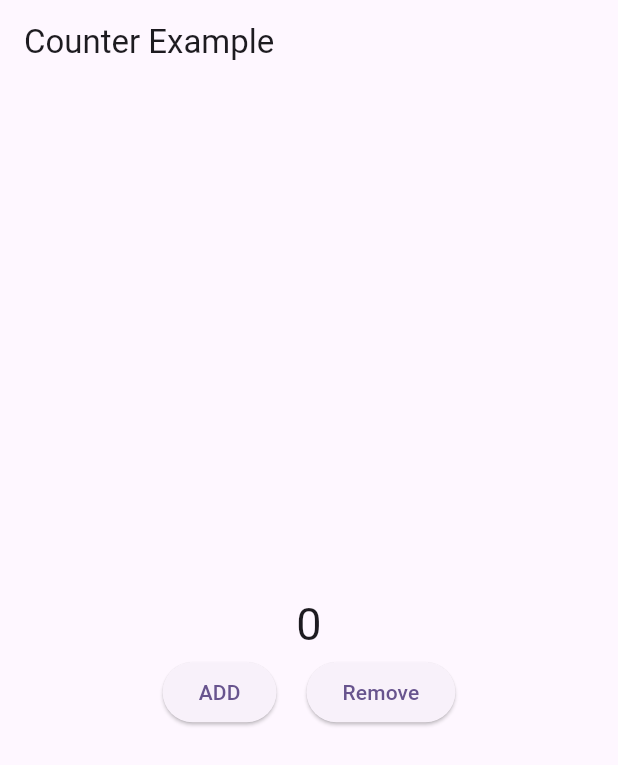
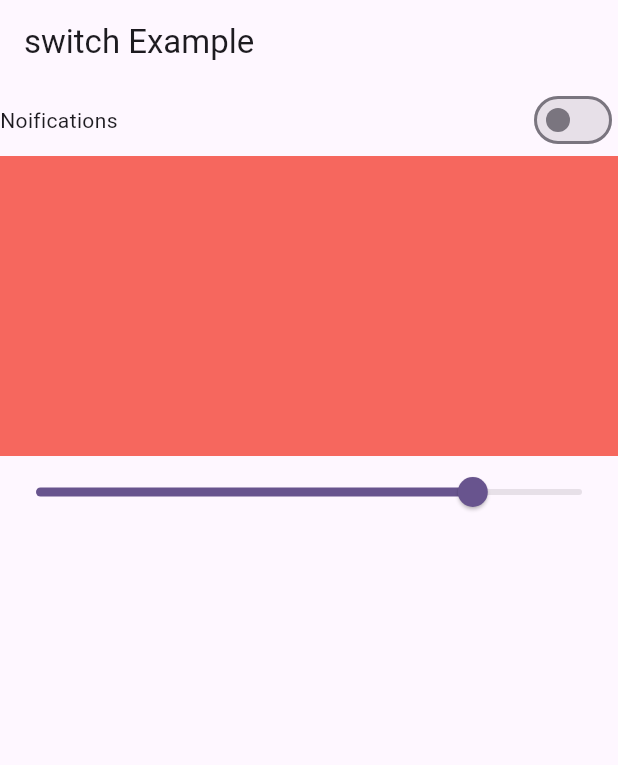
Before and after one commit to saadmomand6/Bloc, a Flutter app: the screen it shows after launch, on a phone screen of 412 x 824 dp. Shown: the top 765 px of the screen. Run offline on Flutter 3.47's test engine with Material 3 defaults, Android fonts, the phone set to English and light mode, and no system bars; our stand-ins replace bloc, equatable, flutter_bloc.

```diff
--- /dev/null
+++ b/lib/View/switch_example.dart
@@ -0,0 +1,60 @@
+import 'package:bloc_practice/bloc/switch/switch_bloc.dart';
+import 'package:bloc_practice/bloc/switch/switch_event.dart';
+import 'package:bloc_practice/bloc/switch/switch_state.dart';
+import 'package:flutter/material.dart';
+import 'package:flutter_bloc/flutter_bloc.dart';
+
+class SwitchExample extends StatelessWidget {
+  const SwitchExample({super.key});
+
+  @override
+  Widget build(BuildContext context) {
+    return Scaffold(
+      appBar: AppBar(
+        title: Text('switch Example'),
+      ),
+      body: Column(
+        children: [
+          Row(
+            mainAxisAlignment: MainAxisAlignment.spaceBetween,
+            children: [
+              Text('Noifications'),
+              BlocBuilder<SwitchBloc, SwitchState>(
+                buildWhen: (previous, current) => previous.switchvalue != current.switchvalue,
+                builder: (context, state) {
+                  print("swithc");
+                  return Switch(
+                      value: state.switchvalue,
+                      onChanged: (newvalue) {
+                        context.read<SwitchBloc>().add(Switchchange());
+                      });
+                },
+              )
+            ],
+          ),
+          BlocBuilder<SwitchBloc, SwitchState>(
+            buildWhen: (previous, current) => previous.opacity != current.opacity,
+            builder: (context, state) {
+              print("slider");
+              return Container(
+                height: 200,
+                width: double.maxFinite,
+                color: Colors.red.withOpacity(state.opacity),
+              );
+            },
+          ),
+          BlocBuilder<SwitchBloc, SwitchState>(
+            buildWhen: (previous, current) => previous.opacity != current.opacity,
+            builder: (context, state) {
+              return Slider(
+                  value: state.opacity,
+                  onChanged: (newvalue) {
+                    context.read<SwitchBloc>().add(Opacitychange(newvalue));
+                  });
+            },
+          )
+        ],
+      ),
+    );
+  }
+}
--- /dev/null
+++ b/lib/bloc/switch/switch_bloc.dart
@@ -0,0 +1,17 @@
+import 'package:bloc/bloc.dart';
+import 'package:bloc_practice/bloc/switch/switch_event.dart';
+import 'package:bloc_practice/bloc/switch/switch_state.dart';
+
+class SwitchBloc extends Bloc<SwitchEvent, SwitchState>{
+  // CounterBloc(super.initialState);
+  SwitchBloc() : super(SwitchState()){
+    on<Switchchange>(changeSwitch);
+    on<Opacitychange>(changeOpacity);
+  }
+  void changeSwitch(Switchchange event, Emitter<SwitchState> emit){
+    emit(state.copyWith(switchval: !state.switchvalue));//act as setstate
+  }
+  void changeOpacity(Opacitychange event, Emitter<SwitchState> emit){
+    emit(state.copyWith(opacitynew: event.newval));//act as setstate
+  }
+}
--- /dev/null
+++ b/lib/bloc/switch/switch_event.dart
@@ -0,0 +1,15 @@
+import 'package:equatable/equatable.dart';
+
+abstract class SwitchEvent extends Equatable {
+  const SwitchEvent();
+  @override
+  List<Object?> get props => [];
+}
+class Switchchange extends SwitchEvent {}
+class Opacitychange extends SwitchEvent {
+  final double newval;
+  const Opacitychange(this.newval);
+
+  @override
+  List<Object?> get props => [newval];
+  }
--- /dev/null
+++ b/lib/bloc/switch/switch_state.dart
@@ -0,0 +1,16 @@
+import 'package:equatable/equatable.dart';
+
+class SwitchState extends Equatable {
+  final bool switchvalue;
+  final double opacity;
+  const SwitchState({this.switchvalue = false, this.opacity = 0.8});
+  @override
+  List<Object?> get props => [switchvalue, opacity];
+
+  SwitchState copyWith ({bool? switchval, double? opacitynew}){
+    return SwitchState(
+      switchvalue: switchval ?? switchvalue,
+      opacity:  opacitynew ?? opacity,
+    );
+  }
+}
--- a/lib/main.dart
+++ b/lib/main.dart
@@ -1,5 +1,6 @@
-import 'package:bloc_practice/View/counter_screen.dart';
+import 'package:bloc_practice/View/switch_example.dart';
 import 'package:bloc_practice/bloc/counter/counter_bloc.dart';
+import 'package:bloc_practice/bloc/switch/switch_bloc.dart';
 import 'package:flutter/material.dart';
 import 'package:flutter_bloc/flutter_bloc.dart';
 
@@ -11,15 +12,19 @@ class MyApp extends StatelessWidget {
   const MyApp({super.key});
   @override
   Widget build(BuildContext context) {
-    return BlocProvider(
-      create: (context) => CounterBloc(),
+    return MultiBlocProvider(
+      providers: [
+        BlocProvider(create: (_) => CounterBloc(),),
+        BlocProvider(create: (_) => SwitchBloc(),),
+      ],
+
       child: MaterialApp(
           title: 'Flutter Demo',
           theme: ThemeData(
             colorScheme: ColorScheme.fromSeed(seedColor: Colors.deepPurple),
             useMaterial3: true,
           ),
-          home: const CountersScreen()),
+          home: const SwitchExample()),
     );
   }
 }
```
